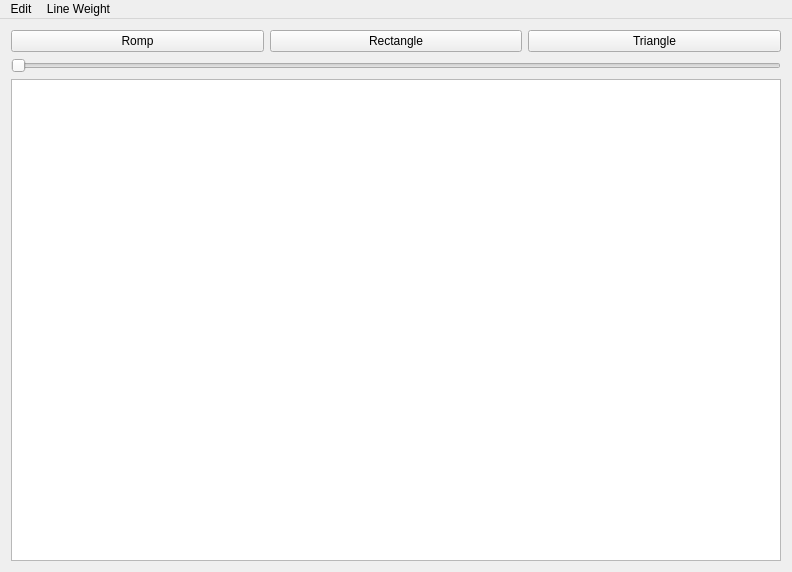
Old version of the form mainwindow.ui in the repository KamelMoohamed/CMP2241_F21_Team01_IRO_Painting.
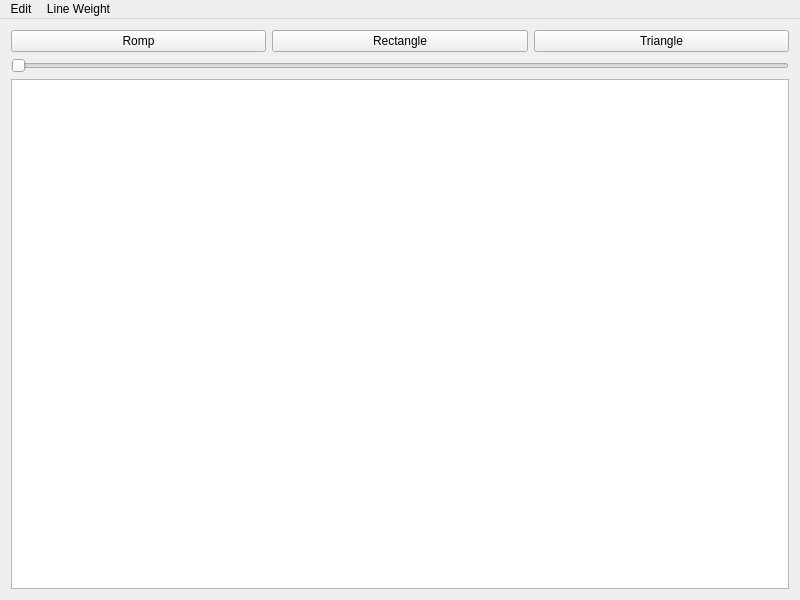
New version of the form.

Patch:
```diff
--- a/mainwindow.ui
+++ b/mainwindow.ui
@@ -6,8 +6,8 @@
    <rect>
     <x>0</x>
     <y>0</y>
-    <width>792</width>
-    <height>572</height>
+    <width>800</width>
+    <height>600</height>
    </rect>
   </property>
   <property name="windowTitle">
@@ -56,8 +56,8 @@
     <rect>
      <x>0</x>
      <y>0</y>
-     <width>792</width>
-     <height>25</height>
+     <width>800</width>
+     <height>21</height>
     </rect>
    </property>
    <widget class="QMenu" name="menuEdit">
```
Left out of the diff: 34 changed lines with no effect on the pictures.
